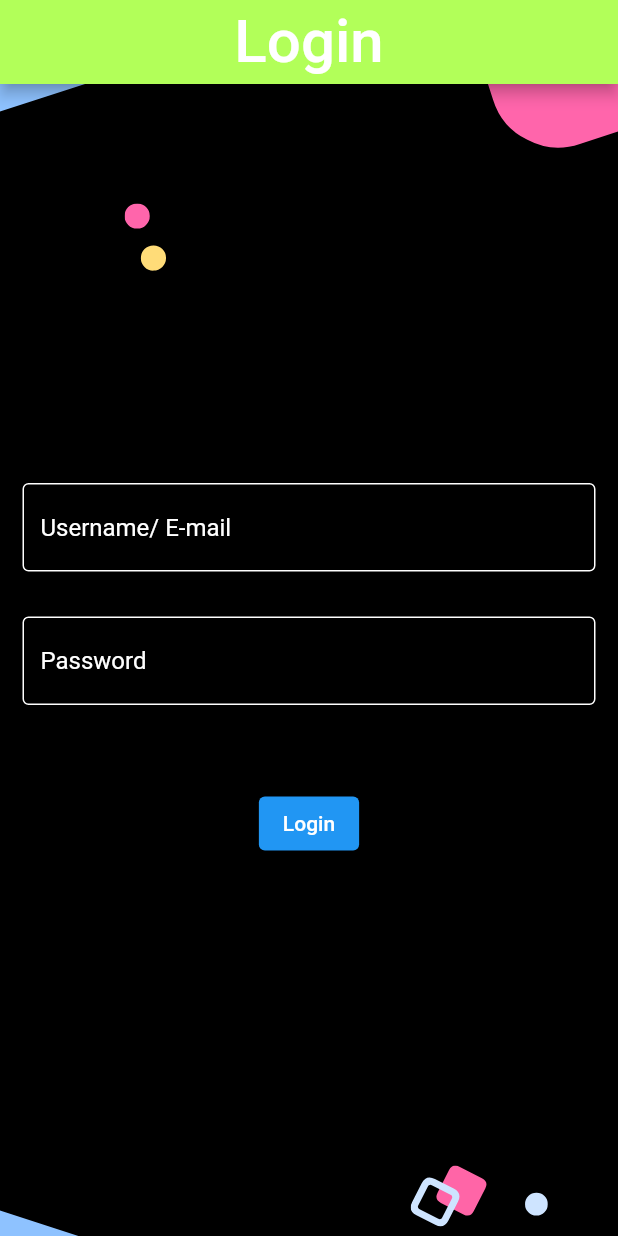
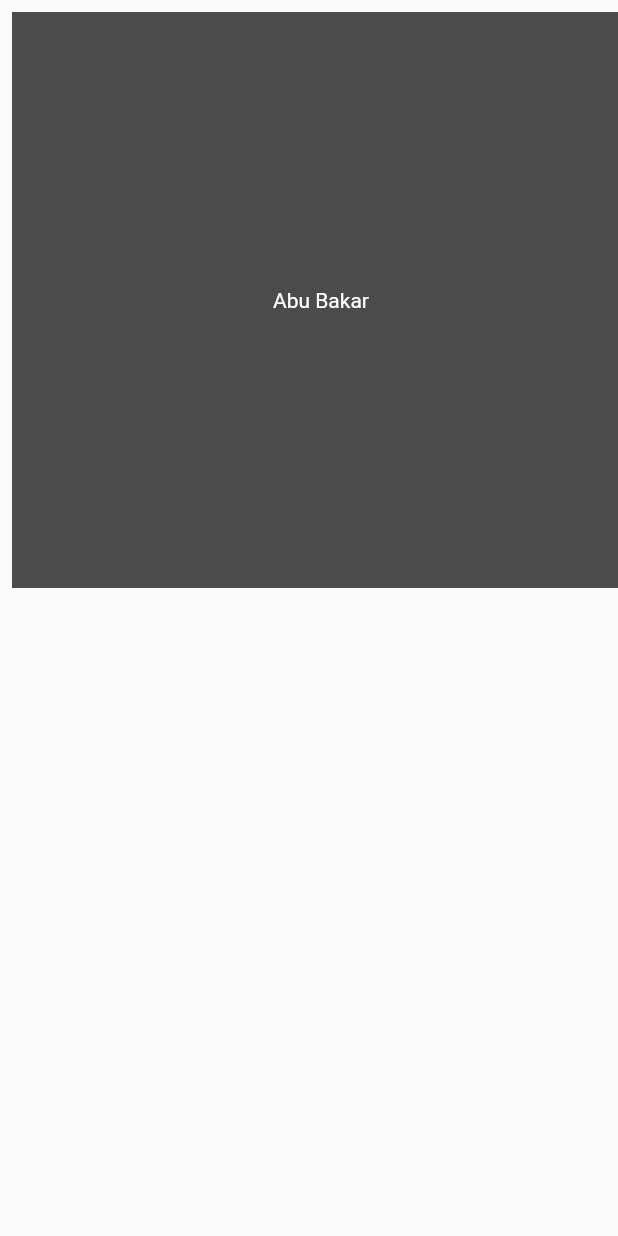
Before and after one commit to faraz3796/bsection, a Flutter app: the screen it shows after launch, after a tap on "Login", on a phone screen of 412 x 824 dp. Run offline on Flutter 3.47's test engine with Material 2 defaults, Android fonts, the phone set to English and light mode, and no system bars; our stand-ins replace email_validator, flutter_svg.

Commit message:
list View

```diff
--- /dev/null
+++ b/lib/ui/home.dart
@@ -0,0 +1,53 @@
+import 'package:flutter/material.dart';
+
+class Home extends StatefulWidget {
+  const Home({Key? key}) : super(key: key);
+
+  @override
+  State<Home> createState() => _HomeState();
+}
+
+class _HomeState extends State<Home> {
+  List name = ["Abu Bakar", "Zeeshan", "Hammad", "Ahmed", "Ali"];
+  final ScrollController _scroll = ScrollController(keepScrollOffset: true);
+  @override
+  Widget build(BuildContext context) {
+    double width = MediaQuery.of(context).size.width;
+    double height = MediaQuery.of(context).size.height;
+    return Scaffold(
+      body: SafeArea(
+        child: SingleChildScrollView(
+          child: Column(
+            children: [
+              SizedBox(
+                width: width,
+                height: 400,
+                child: ListView.builder(
+                    shrinkWrap: true,
+                    scrollDirection: Axis.horizontal,
+                    //physics: const NeverScrollableScrollPhysics(),
+                    itemCount: name.length,
+                    itemBuilder: (context, index) {
+                      return Padding(
+                        padding: const EdgeInsets.all(8.0),
+                        child: Container(
+                          width: width,
+                          height: 200,
+                          alignment: Alignment.center,
+                          decoration: BoxDecoration(
+                              color: Colors.black.withOpacity(0.7)),
+                          child: Text(
+                            name[index],
+                            style: const TextStyle(color: Colors.white),
+                          ),
+                        ),
+                      );
+                    }),
+              ),
+            ],
+          ),
+        ),
+      ),
+    );
+  }
+}
--- a/lib/ui/login.dart
+++ b/lib/ui/login.dart
@@ -1,3 +1,4 @@
+import 'package:bsection/ui/home.dart';
 import 'package:email_validator/email_validator.dart';
 import 'package:flutter/material.dart';
 import 'package:flutter_svg/svg.dart';
@@ -100,9 +101,10 @@ class _LoginScreenState extends State<LoginScreen> {
                       ),
                       ElevatedButton(
                           onPressed: () {
-                            setState(() {
-                              password.text = email.text;
-                            });
+                            Navigator.push(
+                                context,
+                                MaterialPageRoute(
+                                    builder: (context) => const Home()));
                           },
                           child: const Text("Login"))
                     ],
```
